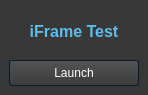
The window that src/gui/ui/mainWindow.ui (marty0678/iFrame-Prototype) describes before a commit, drawn with Qt 5.
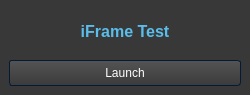
The same window after the commit.

Patch:
```diff
--- a/src/gui/ui/mainWindow.ui
+++ b/src/gui/ui/mainWindow.ui
@@ -6,19 +6,19 @@
    <rect>
     <x>0</x>
     <y>0</y>
-    <width>148</width>
+    <width>250</width>
     <height>95</height>
    </rect>
   </property>
   <property name="minimumSize">
    <size>
-    <width>148</width>
+    <width>250</width>
     <height>95</height>
    </size>
   </property>
   <property name="maximumSize">
    <size>
-    <width>148</width>
+    <width>250</width>
     <height>95</height>
    </size>
   </property>
```
